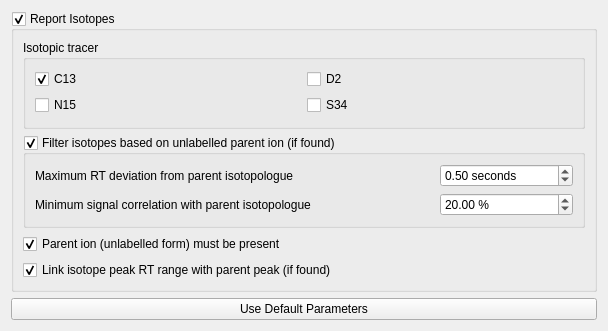
First picture: the form in src/gui/mzroll/forms/isotopedialog.ui, repository ElucidataInc/ElMaven, before the edit.
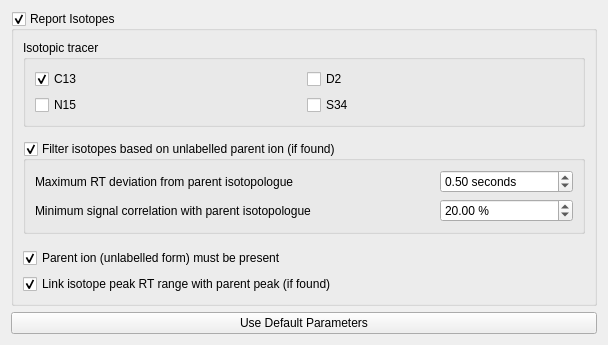
Second picture: the form after the edit.

Diff of the .ui file:
```diff
--- a/src/gui/mzroll/forms/isotopedialog.ui
+++ b/src/gui/mzroll/forms/isotopedialog.ui
@@ -7,7 +7,7 @@
     <x>0</x>
     <y>0</y>
     <width>608</width>
-    <height>331</height>
+    <height>341</height>
    </rect>
   </property>
   <property name="windowTitle">
@@ -78,6 +78,22 @@
         </layout>
        </widget>
       </item>
+      <item>
+       <spacer name="verticalSpacer">
+        <property name="orientation">
+         <enum>Qt::Vertical</enum>
+        </property>
+        <property name="sizeType">
+         <enum>QSizePolicy::MinimumExpanding</enum>
+        </property>
+        <property name="sizeHint" stdset="0">
+         <size>
+          <width>20</width>
+          <height>8</height>
+         </size>
+        </property>
+       </spacer>
+      </item>
       <item>
        <widget class="QGroupBox" name="filterIsotopesAgainstParent">
         <property name="sizePolicy">
@@ -160,6 +176,22 @@
         </layout>
        </widget>
       </item>
+      <item>
+       <spacer name="verticalSpacer_2">
+        <property name="orientation">
+         <enum>Qt::Vertical</enum>
+        </property>
+        <property name="sizeType">
+         <enum>QSizePolicy::MinimumExpanding</enum>
+        </property>
+        <property name="sizeHint" stdset="0">
+         <size>
+          <width>20</width>
+          <height>8</height>
+         </size>
+        </property>
+       </spacer>
+      </item>
       <item>
        <widget class="QCheckBox" name="parentIsotopeRequired">
         <property name="toolTip">
```
